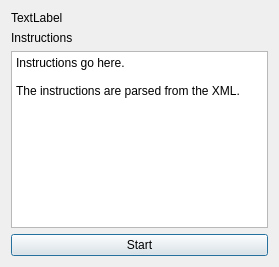
First picture: the form in src/client/welcome.ui, repository trigger-happy/Cerberus, before the edit.
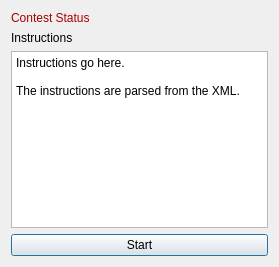
Second picture: the form after the edit.

Commit message: Fixed some stuff. Changed color of status labels

```diff
--- a/src/client/welcome.ui
+++ b/src/client/welcome.ui
@@ -39,8 +39,45 @@
     <layout class="QVBoxLayout" name="verticalLayout">
      <item>
       <widget class="QLabel" name="status_lbl">
+       <property name="palette">
+        <palette>
+         <active>
+          <colorrole role="WindowText">
+           <brush brushstyle="SolidPattern">
+            <color alpha="255">
+             <red>170</red>
+             <green>0</green>
+             <blue>0</blue>
+            </color>
+           </brush>
+          </colorrole>
+         </active>
+         <inactive>
+          <colorrole role="WindowText">
+           <brush brushstyle="SolidPattern">
+            <color alpha="255">
+             <red>170</red>
+             <green>0</green>
+             <blue>0</blue>
+            </color>
+           </brush>
+          </colorrole>
+         </inactive>
+         <disabled>
+          <colorrole role="WindowText">
+           <brush brushstyle="SolidPattern">
+            <color alpha="255">
+             <red>120</red>
+             <green>120</green>
+             <blue>120</blue>
+            </color>
+           </brush>
+          </colorrole>
+         </disabled>
+        </palette>
+       </property>
        <property name="text">
-        <string>TextLabel</string>
+        <string>Contest Status</string>
        </property>
       </widget>
      </item>
```
The commit also changes 3 other files.
